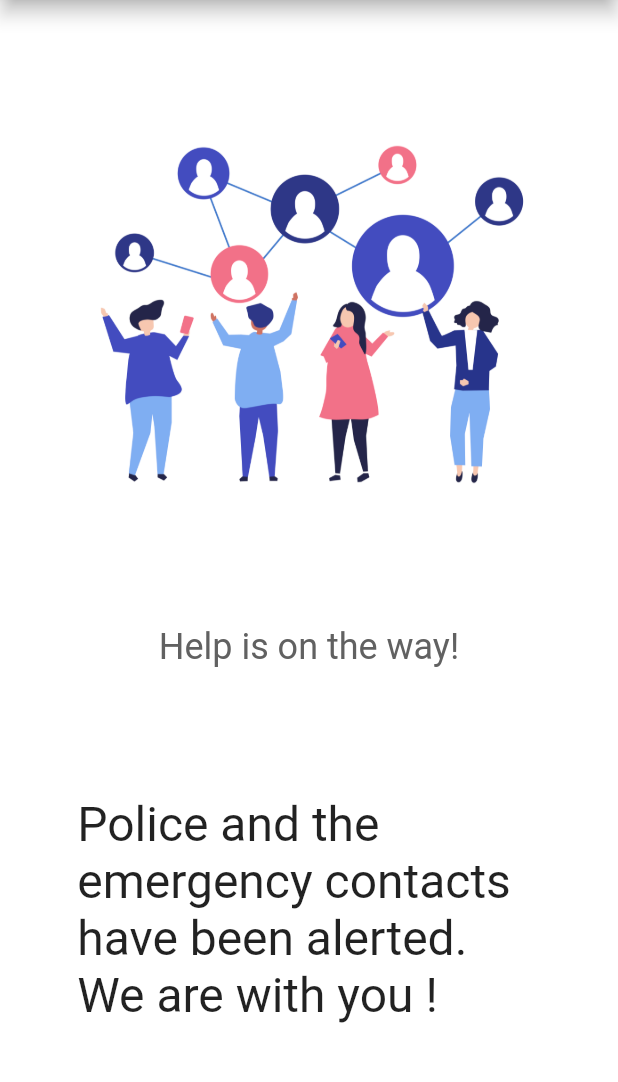
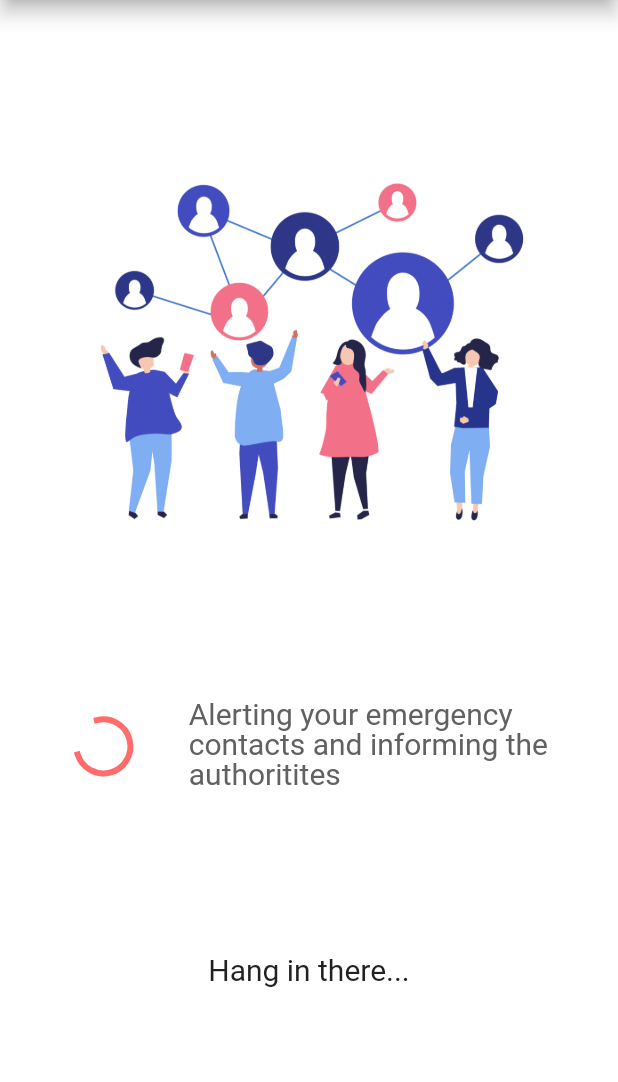
Before and after one commit to psk907/hacktable, a Flutter app: the RedAlertSent screen opened directly, on a phone screen of 412 x 824 dp, the part 84-1166 px from its top. Run offline on Flutter 3.47's test engine with Material 2 defaults, Android fonts, the light colour scheme and no system bars; our stand-ins replace circular_countdown_timer, dio, flutter_svg, get_it, google_fonts, google_maps_flutter and 4 more; missing offline and left inert: sms_maintained; accounts and stored records are empty; Roboto replaces fonts that are missing (Mukta); statements that could not run were skipped.

Commit message:
Red alert UI integration and action

```diff
--- a/lib/pages/sos/redAlertsent.dart
+++ b/lib/pages/sos/redAlertsent.dart
@@ -1,5 +1,7 @@
 import 'package:flutter/material.dart';
+import 'package:hacktable/services/sos_service.dart';
 import 'package:hacktable/themeconfig.dart';
+import 'package:lottie/lottie.dart';
 
 class RedAlertSent extends StatefulWidget {
   RedAlertSent({Key key}) : super(key: key);
@@ -9,6 +11,19 @@ class RedAlertSent extends StatefulWidget {
 }
 
 class _RedAlertSentState extends State<RedAlertSent> {
+  bool _isSOSSent = false;
+
+  @override
+  void initState() {
+    super.initState();
+    SosService.sendRedAlert().then((value) {
+      if (value)
+        setState(() {
+          _isSOSSent = true;
+        });
+    });
+  }
+
   @override
   Widget build(BuildContext context) {
     var size = MediaQuery.of(context).size;
@@ -33,22 +48,57 @@ class _RedAlertSentState extends State<RedAlertSent> {
               ),
             ),
           ),
+          Row(
+            mainAxisAlignment: MainAxisAlignment.spaceEvenly,
+            children: [
+              AnimatedSwitcher(
+                duration: const Duration(milliseconds: 100),
+                child: (_isSOSSent)
+                    ? Lottie.asset('assets/greenticklottie.json',
+                        width: size.width * 0.2)
+                    : Padding(
+                        padding: const EdgeInsets.only(left: 12.0),
+                        child: CircularProgressIndicator(
+                          color: Palette.dribble,
+                        ),
+                      ),
+              ),
               Container(
+                width: size.width * 0.6,
+                child: AnimatedSwitcher(
+                  duration: const Duration(milliseconds: 100),
+                  child: (_isSOSSent)
+                      ? Text(
+                          "Help is on the way!",
+                          style: TextStyle(fontSize: 28, height: 1),
+                        )
+                      : Text(
+                          "Alerting your emergency contacts and informing the authoritites",
+                          style: TextStyle(
+                              fontSize: 20, height: 1, color: Colors.grey[700]),
+                        ),
+                ),
+              )
+            ],
+          ),
+          AnimatedSwitcher(
+            duration: const Duration(milliseconds: 100),
+            child: (_isSOSSent)
+                ? Container(
                     alignment: Alignment.center,
                     width: size.width * 0.75,
                     child: Text(
-              "Help is on the way!",
-              style: TextStyle(fontSize: 24, color: Colors.grey[700]),
-              textAlign: TextAlign.center,
+                      "The police and your emergency contacts have been alerted.\nWe are with you !",
+                      style: TextStyle(fontSize: 32, height: 1.3),
                     ),
-          ),
-          Container(
+                  )
+                : Container(
                     alignment: Alignment.center,
                     width: size.width * 0.75,
                     child: Text(
-              "Police and the emergency contacts have been alerted.\nWe are with you !",
+                      "Hang in there...",
                       style: TextStyle(
-                fontSize: 32,
+                          fontSize: 20, height: 1, color: Colors.grey[900]),
                     ),
                   ),
           ),
--- a/lib/services/sos_service.dart
+++ b/lib/services/sos_service.dart
@@ -5,6 +5,21 @@ import 'package:hacktable/services/location_service.dart';
 
 class SosService {
   static Future<bool> sendYellowAlert() async {
+    List<Contact> contacts = contactsModel
+        .map((e) => Contact.fromMap(e))
+        .where((element) => element.type == ContactType.yellow)
+        .toList();
+    print(contacts);
+
+    var coordinates = await LocationService.getLocation();
+    LatLng latLng = LatLng(coordinates[0], coordinates[1]);
+    String googleMapsUrl =
+        "https://www.google.com/maps/search/?api=1&query=${latLng.latitude}%2C${latLng.longitude}";
+    print(googleMapsUrl);
+    return true;
+  }
+
+  static Future<bool> sendRedAlert() async {
     var coordinates = await LocationService.getLocation();
     LatLng latLng = LatLng(coordinates[0], coordinates[1]);
     String googleMapsUrl =
@@ -12,7 +27,7 @@ class SosService {
     print(googleMapsUrl);
     List<Contact> contacts = contactsModel
         .map((e) => Contact.fromMap(e))
-        .where((element) => element.type == ContactType.yellow)
+        .where((element) => element.type == ContactType.red)
         .toList();
     print(contacts);
     return true;
```
Lines whose indentation alone changed are shown as unchanged.
